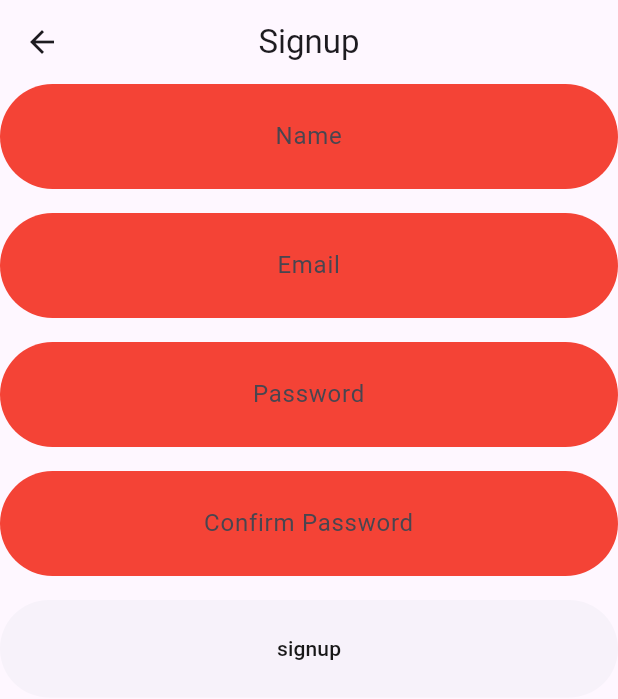
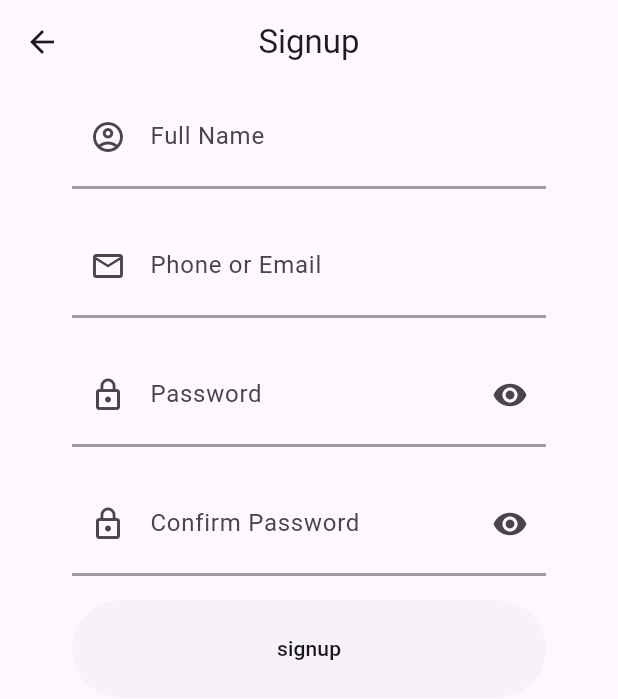
Before and after one commit to sjmagbanua/Barux, a Flutter app: the screen it shows after launch, after a tap on "Sign up", on a phone screen of 412 x 824 dp. Shown: the top 699 px of the screen. Run offline on Flutter 3.47's test engine with Material 3 defaults, Android fonts, the phone set to English and light mode, and no system bars; our stand-ins replace go_router, google_maps_flutter.

Commit message:
polish inputfield theme and signupform

```diff
--- a/lib/main.dart
+++ b/lib/main.dart
@@ -33,14 +33,22 @@ class MyApp extends StatelessWidget {
           ),
         ),
         inputDecorationTheme: InputDecorationTheme(
-          focusedBorder: OutlineInputBorder(
-              borderSide: BorderSide.none,
-              borderRadius: BorderRadius.circular(106)),
+          enabledBorder: UnderlineInputBorder(
+            borderSide: BorderSide(
+              width: 2,
+              color: Colors.grey,
+            ),
+          ),
+          focusedBorder: UnderlineInputBorder(
+            borderSide: BorderSide(
+              width: 2,
+              color: Colors.grey,
+            ),
+          ),
           border: OutlineInputBorder(
-            borderRadius: BorderRadius.circular(106),
-            borderSide: BorderSide.none,
-          ),
-          filled: true,
+              // borderRadius: BorderRadius.circular(106),
+              ),
+          // filled: true,
           contentPadding: EdgeInsets.symmetric(
             vertical: 23,
           ),
--- a/lib/pages/signup/view/signupForm.dart
+++ b/lib/pages/signup/view/signupForm.dart
@@ -8,10 +8,13 @@ class Signupform extends StatelessWidget {
     return Column(
       children: [
         TextFormField(
-          textAlign: TextAlign.center,
+          textAlign: TextAlign.left,
           decoration: InputDecoration(
             fillColor: Colors.red,
-            hintText: 'Name',
+            hintText: 'Full Name',
+            prefixIcon: Icon(
+              Icons.account_circle_outlined,
+            ),
           ),
         ),
         Padding(
@@ -19,18 +22,30 @@ class Signupform extends StatelessWidget {
             vertical: 16,
           ),
           child: TextFormField(
-            textAlign: TextAlign.center,
+            textAlign: TextAlign.left,
             decoration: InputDecoration(
               fillColor: Colors.red,
-              hintText: 'Email',
+              hintText: 'Phone or Email',
+              prefixIcon: Icon(
+                Icons.email_outlined,
+              ),
             ),
           ),
         ),
         TextFormField(
-          textAlign: TextAlign.center,
+          textAlign: TextAlign.left,
           decoration: InputDecoration(
             fillColor: Colors.red,
             hintText: 'Password',
+            prefixIcon: Icon(
+              Icons.lock_outline,
+            ),
+            suffixIcon: IconButton(
+              icon: Icon(
+                Icons.remove_red_eye,
+              ),
+              onPressed: () {},
+            ),
           ),
         ),
         Padding(
@@ -38,10 +53,19 @@ class Signupform extends StatelessWidget {
             vertical: 16,
           ),
           child: TextFormField(
-            textAlign: TextAlign.center,
+            textAlign: TextAlign.left,
             decoration: InputDecoration(
               fillColor: Colors.red,
               hintText: 'Confirm Password',
+              prefixIcon: Icon(
+                Icons.lock_outline,
+              ),
+              suffixIcon: IconButton(
+                icon: Icon(
+                  Icons.remove_red_eye,
+                ),
+                onPressed: () {},
+              ),
             ),
           ),
         ),
--- a/lib/pages/signup/view/signupPage.dart
+++ b/lib/pages/signup/view/signupPage.dart
@@ -11,7 +11,10 @@ class SignupPage extends StatelessWidget {
       body: Column(
         children: [
           Signupappbar(),
-          Signupform(),
+          Padding(
+            padding: EdgeInsets.symmetric(horizontal: 48),
+            child: Signupform(),
+          ),
         ],
       ),
     );
```
